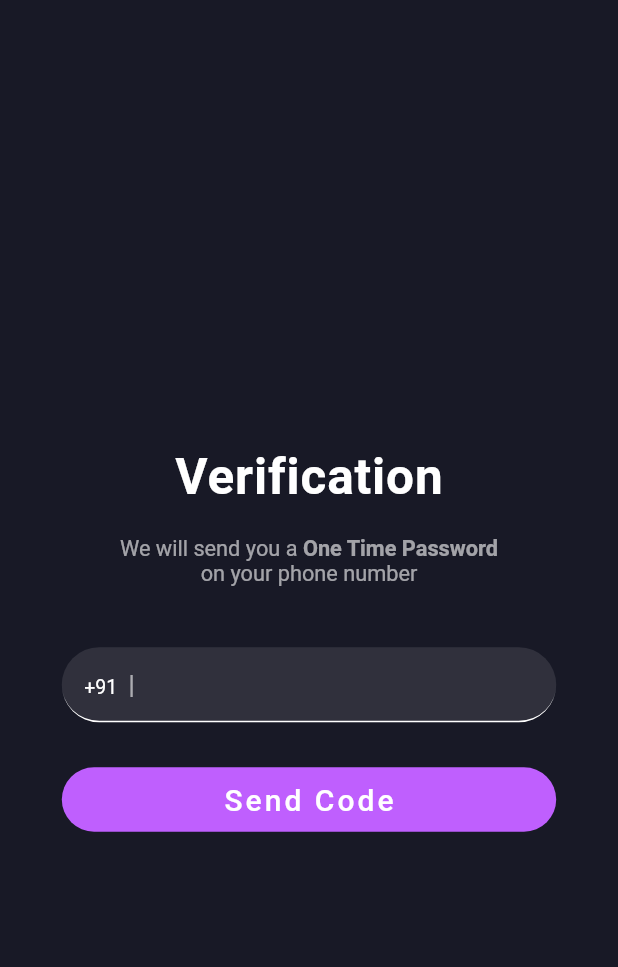
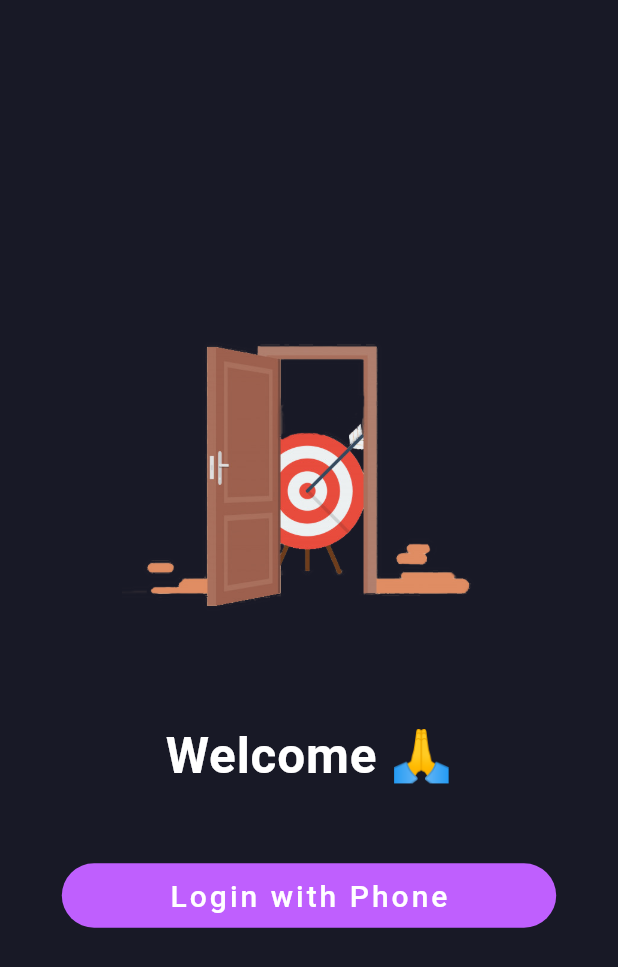
Before and after one commit to ASVKVINAYAK/Trinetra, a Flutter app: the screen it shows after launch, on a phone screen of 412 x 824 dp. Shown: the top 967 px of the screen. Run offline on Flutter 3.47's test engine with Material 2 defaults, Android fonts, the phone set to English and light mode, and no system bars; our stand-ins replace auto_size_text, badges, charts_flutter, firebase_auth, firebase_core, firebase_messaging and 4 more; missing offline and left inert: geocoder, imei_plugin; accounts and stored records are empty; network calls fail.

Commit message:
login working & imei hex string done

```diff
--- a/lib/constants.dart
+++ b/lib/constants.dart
@@ -1,8 +1,6 @@
 import 'package:flutter/material.dart';
-import 'package:firebase_auth/firebase_auth.dart';
 import 'package:geocoder/geocoder.dart';
 
-User user;
 Address geoAddress;
 // ThemeData lightTheme = ThemeData(
 //     brightness: Brightness.light,
@@ -69,4 +67,4 @@ ThemeData darkTheme = ThemeData(
     applyElevationOverlayColor: true,
     backgroundColor: Color(0xff181926),
     shadowColor: Color(0xffBF5FFE),
-);
+    indicatorColor: Color(0xffBF5FFE));
--- a/lib/helper/imei_helper.dart
+++ b/lib/helper/imei_helper.dart
@@ -11,7 +11,7 @@ class IMEIHelper {
   // String uniqueId = "Unknown";
 
   // Platform messages are asynchronous, so we initialize in an async method.
-  static Future<List<int>> getEncryptedIMEI() async {
+  static Future<String> getEncryptedIMEI() async {
     String platformImei;
     String idunique;
     // Platform messages may fail, so we use a try/catch PlatformException.
@@ -32,6 +32,6 @@ class IMEIHelper {
 
     log("Digest as bytes: ${digest.bytes}");
     log("Digest as hex string: $digest");
-    return digest.bytes;
+    return digest.toString();
   }
 }
--- /dev/null
+++ b/lib/screens/onboard/welcome.dart
@@ -0,0 +1,69 @@
+import 'package:flutter/material.dart';
+import 'package:trinetra/screens/Auth/signin_page.dart';
+
+class Welcome extends StatelessWidget {
+  @override
+  Widget build(BuildContext context) {
+    return Scaffold(
+      body: Center(
+        child: Column(
+          mainAxisAlignment: MainAxisAlignment.center,
+          crossAxisAlignment: CrossAxisAlignment.center,
+          children: [
+            SizedBox(
+              height: 32.0,
+            ),
+            Center(
+              child: Container(
+                height: 250.0,
+                child: Image.asset('assets/images/welcome.png'),
+              ),
+            ),
+            SizedBox(
+              height: 32.0,
+            ),
+            Padding(
+              padding: EdgeInsets.only(top: 15.0, bottom: 20.0),
+              child: Text(
+                "Welcome 🙏",
+                style: TextStyle(
+                    color: Colors.white,
+                    fontWeight: FontWeight.bold,
+                    fontSize: 33.0,
+                    letterSpacing: 0.56),
+              ),
+            ),
+            SizedBox(
+              height: 32.0,
+            ),
+            Container(
+              decoration: BoxDecoration(
+                  color: Theme.of(context).buttonColor,
+                  borderRadius: BorderRadius.all(Radius.circular(30))),
+              height: 43.0,
+              width: MediaQuery.of(context).size.width * .8,
+              child: TextButton(
+                onPressed: () => Navigator.push(
+                    context,
+                    MaterialPageRoute(
+                      builder: (context) => SigninPage(),
+                    )),
+                child: Text(
+                  "Login with Phone",
+                  style: new TextStyle(
+                    color: Colors.white,
+                    fontSize: 20.0,
+                    letterSpacing: 2.0,
+                  ),
+                ),
+              ),
+            ),
+            SizedBox(
+              height: 50.0,
+            ),
+          ],
+        ),
+      ),
+    );
+  }
+}
--- a/pubspec.yaml
+++ b/pubspec.yaml
@@ -45,7 +45,8 @@ flutter:
   # the material Icons class.
   uses-material-design: true
   # To add assets to your application, add an assets section, like this:
-  # assets:
+  assets:
+    - assets/images/
   #   - images/a_dot_ham.jpeg
   # An image asset can refer to one or more resolution-specific "variants", see
   # https://flutter.dev/assets-and-images/#resolution-aware.
```
Also changed, not shown: lib/screens/Auth/signin_page.dart (+20 -35 lines), lib/screens/Auth/verify_otp.dart (+12 -19 lines), lib/screens/splash_screen.dart (+13 -4 lines), assets/images/otpverify.png (added), assets/images/phoneauth.png (added), assets/images/welcome.png (added). Lines whose indentation alone changed are shown as unchanged.
